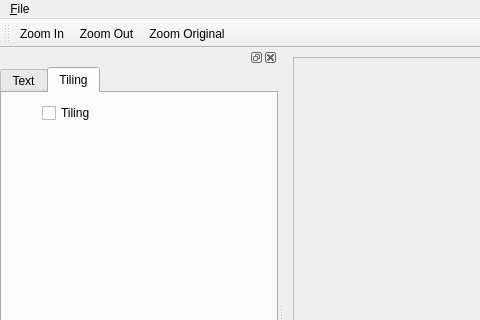
The window that mainwindow.ui (hydrargyrum/kelpmark) describes before a commit, drawn with Qt 5; both pictures show x 0 to 480 and y 0 to 320 of the 800 by 600 pixel window.
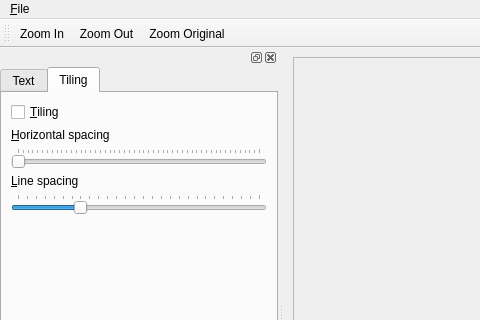
The same window after the commit. The open tabs and pages were chosen to show the change.

Commit message: tiling: tile spacing is configurable

```diff
--- a/mainwindow.ui
+++ b/mainwindow.ui
@@ -183,19 +183,104 @@
         <attribute name="title">
          <string>Tiling</string>
         </attribute>
-        <widget class="QCheckBox" name="tilingBox">
-         <property name="geometry">
-          <rect>
-           <x>40</x>
-           <y>10</y>
-           <width>88</width>
-           <height>20</height>
-          </rect>
-         </property>
-         <property name="text">
-          <string>Tiling</string>
-         </property>
-        </widget>
+        <layout class="QVBoxLayout" name="verticalLayout_4">
+         <item>
+          <widget class="QCheckBox" name="tilingBox">
+           <property name="text">
+            <string>&amp;Tiling</string>
+           </property>
+          </widget>
+         </item>
+         <item>
+          <widget class="QLabel" name="label_5">
+           <property name="text">
+            <string>&amp;Horizontal spacing</string>
+           </property>
+           <property name="buddy">
+            <cstring>widthSpacing</cstring>
+           </property>
+          </widget>
+         </item>
+         <item>
+          <widget class="QSlider" name="widthSpacing">
+           <property name="minimum">
+            <number>0</number>
+           </property>
+           <property name="maximum">
+            <number>1000</number>
+           </property>
+           <property name="singleStep">
+            <number>20</number>
+           </property>
+           <property name="pageStep">
+            <number>20</number>
+           </property>
+           <property name="value">
+            <number>0</number>
+           </property>
+           <property name="orientation">
+            <enum>Qt::Horizontal</enum>
+           </property>
+           <property name="tickPosition">
+            <enum>QSlider::TicksAbove</enum>
+           </property>
+           <property name="tickInterval">
+            <number>20</number>
+           </property>
+          </widget>
+         </item>
+         <item>
+          <widget class="QLabel" name="label_4">
+           <property name="text">
+            <string>&amp;Line spacing</string>
+           </property>
+           <property name="buddy">
+            <cstring>heightSpacing</cstring>
+           </property>
+          </widget>
+         </item>
+         <item>
+          <widget class="QSlider" name="heightSpacing">
+           <property name="minimum">
+            <number>-70</number>
+           </property>
+           <property name="maximum">
+            <number>200</number>
+           </property>
+           <property name="singleStep">
+            <number>10</number>
+           </property>
+           <property name="pageStep">
+            <number>50</number>
+           </property>
+           <property name="value">
+            <number>0</number>
+           </property>
+           <property name="orientation">
+            <enum>Qt::Horizontal</enum>
+           </property>
+           <property name="tickPosition">
+            <enum>QSlider::TicksAbove</enum>
+           </property>
+           <property name="tickInterval">
+            <number>10</number>
+           </property>
+          </widget>
+         </item>
+         <item>
+          <spacer name="verticalSpacer_2">
+           <property name="orientation">
+            <enum>Qt::Vertical</enum>
+           </property>
+           <property name="sizeHint" stdset="0">
+            <size>
+             <width>20</width>
+             <height>40</height>
+            </size>
+           </property>
+          </spacer>
+         </item>
+        </layout>
        </widget>
       </widget>
      </item>
```
The commit also changes 1 other file.
